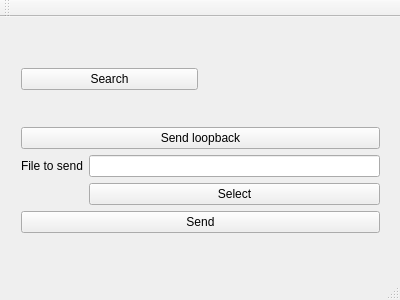
codebreaker7/QtFtdiFifo, file mainwindow.ui: the form before one commit.
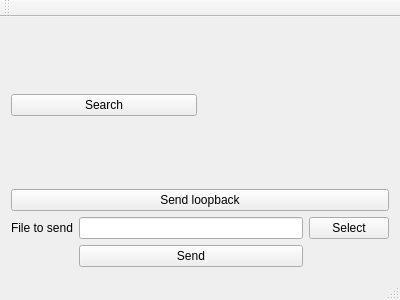
The form after the commit.

Commit message: Send from file implemented, improved layout of GUI-components

```diff
--- a/mainwindow.ui
+++ b/mainwindow.ui
@@ -14,15 +14,8 @@
    <string>FTDI FIFO control</string>
   </property>
   <widget class="QWidget" name="centralWidget">
-   <widget class="QWidget" name="verticalLayoutWidget">
-    <property name="geometry">
-     <rect>
-      <x>10</x>
-      <y>10</y>
-      <width>381</width>
-      <height>221</height>
-     </rect>
-    </property>
+   <layout class="QVBoxLayout" name="verticalLayout_2">
+    <item>
     <layout class="QVBoxLayout" name="verticalLayout">
      <item>
       <layout class="QHBoxLayout" name="horizontalLayout">
@@ -54,7 +47,10 @@
       </layout>
      </item>
      <item>
-      <layout class="QFormLayout" name="formLayout">
+       <layout class="QGridLayout" name="gridLayout">
+        <item row="0" column="1">
+         <widget class="QLineEdit" name="sendFileNameEdit"/>
+        </item>
        <item row="0" column="0">
         <widget class="QLabel" name="label">
          <property name="text">
@@ -62,17 +58,14 @@
          </property>
         </widget>
        </item>
-       <item row="0" column="1">
-        <widget class="QLineEdit" name="sendFileNameEdit"/>
-       </item>
-       <item row="1" column="1">
+        <item row="0" column="2">
         <widget class="QPushButton" name="selectSendFileButton">
          <property name="text">
           <string>Select</string>
          </property>
         </widget>
        </item>
-       <item row="2" column="0" colspan="2">
+        <item row="1" column="1">
         <widget class="QPushButton" name="sendFileButton">
          <property name="text">
           <string>Send</string>
@@ -82,7 +75,8 @@
       </layout>
      </item>
     </layout>
-   </widget>
+    </item>
+   </layout>
   </widget>
   <widget class="QMenuBar" name="menuBar">
    <property name="geometry">
```
Left out of the diff: 29 changed lines with no effect on the pictures. Lines whose indentation alone changed are shown as unchanged. The commit also changes 3 other files.
